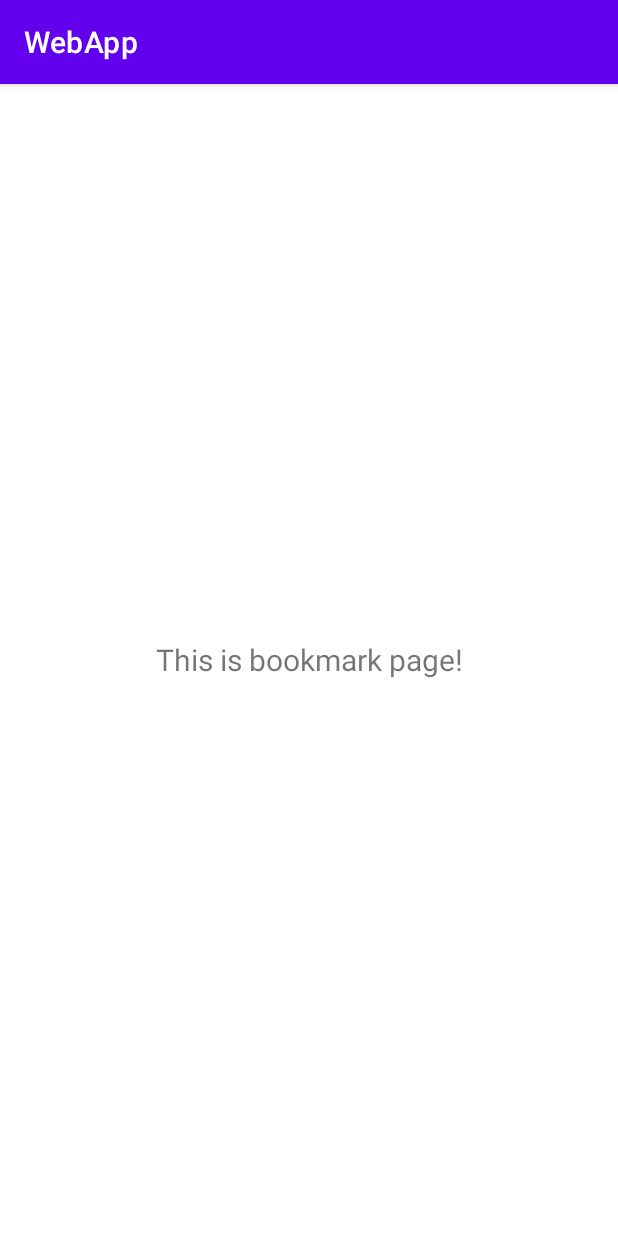
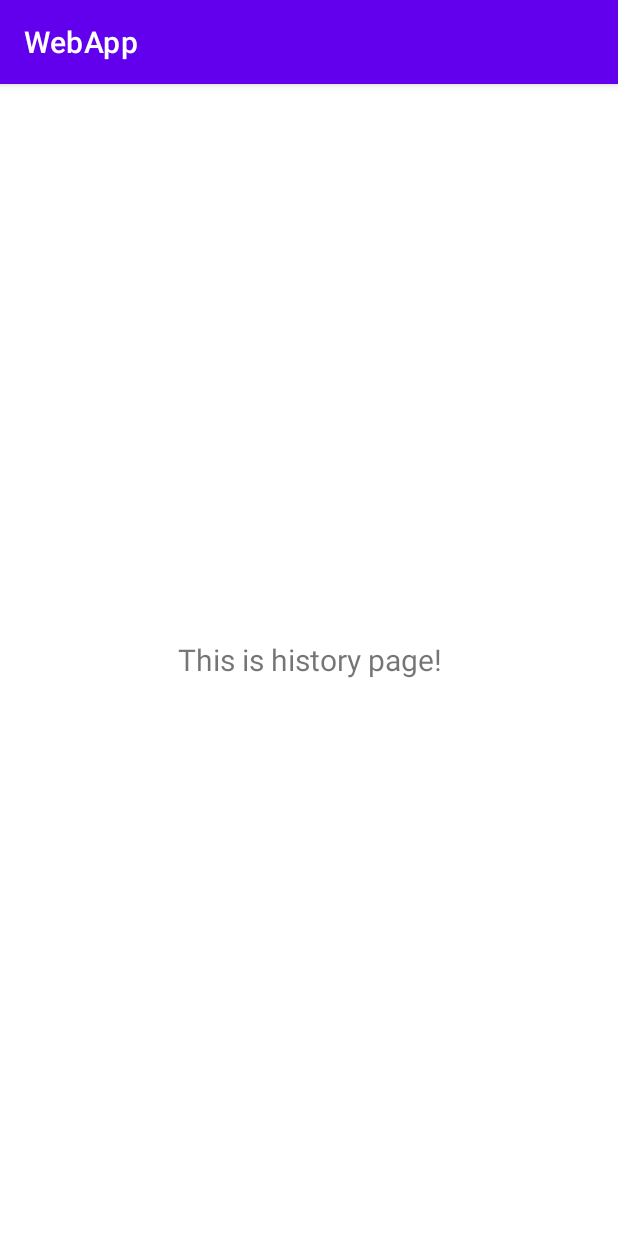
Before and after one commit to yutongdx/WebApp, an Android app: the fragment HistoryFragment shown on its own in the app's theme, on a phone screen of 412 x 824 dp. Run offline under Robolectric (Android 15) with nearby library versions, the phone set to English and light mode, and no system bars.

Commit message:
refactor(ui.main & res.layout):重构碎片布局命名和碎片类的位置

```diff
--- a/app/src/main/java/com/hailing/webapp/MainActivity.java
+++ b/app/src/main/java/com/hailing/webapp/MainActivity.java
@@ -16,9 +16,9 @@ import androidx.fragment.app.Fragment;
 import androidx.fragment.app.FragmentActivity;
 import androidx.fragment.app.FragmentManager;
 
-import ui.main.BookmarkFragment;
-import ui.main.HistoryFragment;
-import ui.main.HomeFragment;
+import com.hailing.webapp.ui.main.BookmarkFragment;
+import com.hailing.webapp.ui.main.HistoryFragment;
+import com.hailing.webapp.ui.main.HomeFragment;
 
 // 加载主页布局，主页逻辑代码实现
 public class MainActivity extends AppCompatActivity implements View.OnClickListener {
--- a/app/src/main/java/ui/main/BookmarkFragment.java
+++ b/app/src/main/java/com/hailing/webapp/ui/main/HistoryFragment.java
@@ -1,4 +1,4 @@
-package ui.main;
+package com.hailing.webapp.ui.main;
 
 import android.os.Bundle;
 import android.view.LayoutInflater;
@@ -11,10 +11,10 @@ import androidx.fragment.app.Fragment;
 
 import com.hailing.webapp.R;
 
-// 此碎片实现书签功能
-public class BookmarkFragment extends Fragment {
+// 此碎片实现历史记录功能
+public class HistoryFragment extends Fragment {
     public View onCreateView(@NonNull LayoutInflater inflater, @Nullable ViewGroup container, @Nullable Bundle savedInstanceState) {
-        View view = inflater.inflate(R.layout.activity_bookmark, container, false);
+        View view = inflater.inflate(R.layout.fragment_history, container, false);
         return view;
     }
 }
```
Also changed, not shown: app/src/main/java/com/hailing/webapp/ui/main/BookmarkFragment.java (renamed from app/src/main/java/ui/main/HomeFragment.java, +4 -3 lines), app/src/main/java/com/hailing/webapp/ui/main/HomeFragment.java (renamed from app/src/main/java/ui/main/HistoryFragment.java, +3 -4 lines), app/src/main/res/layout/fragment_bookmark.xml (renamed from app/src/main/res/layout/activity_bookmark.xml), app/src/main/res/layout/fragment_history.xml (renamed from app/src/main/res/layout/activity_history.xml), app/src/main/res/layout/fragment_home.xml (renamed from app/src/main/res/layout/activity_home.xml).
